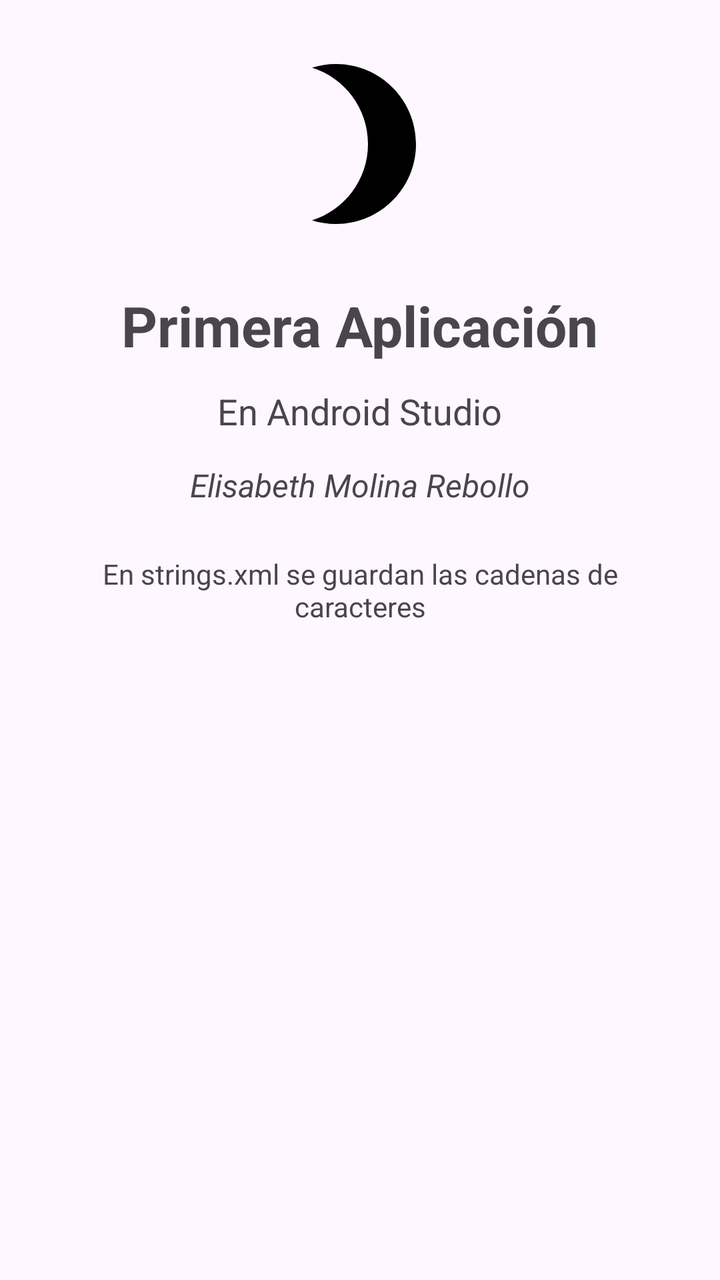
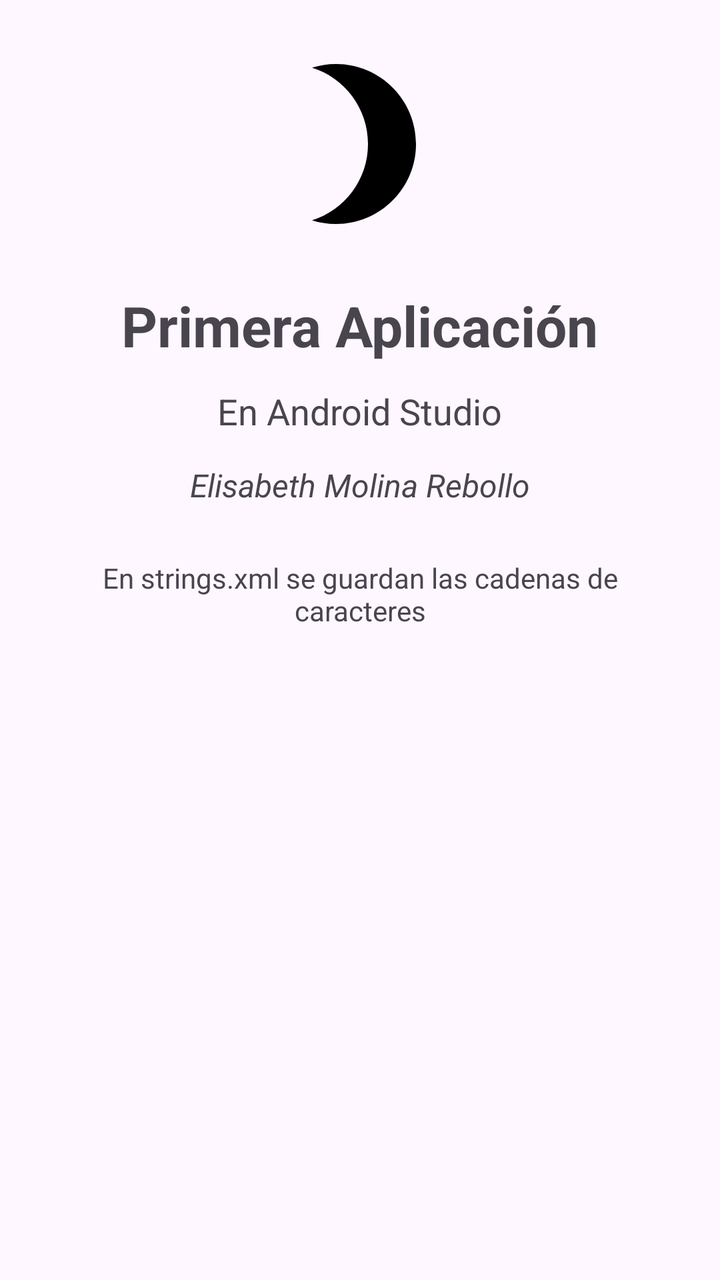

The first picture is an Android layout as it rendered before a commit; the second is the same layout after the commit. The layout source and the unified diff follow.
<!-- AndroidManifest.xml: application theme Theme.PMDM_UT1_Base -->
<!-- res/layout/activity_main.xml -->
<?xml version="1.0" encoding="utf-8"?>
<androidx.constraintlayout.widget.ConstraintLayout
    xmlns:android="http://schemas.android.com/apk/res/android"
    xmlns:app="http://schemas.android.com/apk/res-auto"
    xmlns:tools="http://schemas.android.com/tools"
    android:id="@+id/main"
    android:layout_width="match_parent"
    android:layout_height="match_parent"
    android:padding="24dp"
    tools:context=".MainActivity">

    <ImageView
        android:id="@+id/imageLogo"
        android:layout_width="96dp"
        android:layout_height="96dp"
        android:contentDescription="@string/app_name"
        android:src="@drawable/ic_logo_luna"
        app:layout_constraintBottom_toTopOf="@id/textTitulo"
        app:layout_constraintEnd_toEndOf="parent"
        app:layout_constraintStart_toStartOf="parent"
        app:layout_constraintTop_toTopOf="parent"
        app:layout_constraintVertical_chainStyle="packed" />

    <TextView
        android:id="@+id/textTitulo"
        android:layout_width="wrap_content"
        android:layout_height="wrap_content"
        android:layout_marginTop="24dp"
        android:text="@string/titulo"
        android:textSize="28sp"
        android:textStyle="bold"
        app:layout_constraintEnd_toEndOf="parent"
        app:layout_constraintStart_toStartOf="parent"
        app:layout_constraintTop_toBottomOf="@id/imageLogo" />

    <TextView
        android:id="@+id/textSubtitulo"
        android:layout_width="wrap_content"
        android:layout_height="wrap_content"
        android:layout_marginTop="12dp"
        android:text="@string/subtitulo"
        android:textSize="18sp"
        app:layout_constraintEnd_toEndOf="parent"
        app:layout_constraintStart_toStartOf="parent"
        app:layout_constraintTop_toBottomOf="@id/textTitulo" />

    <TextView
        android:id="@+id/textNombre"
        android:layout_width="wrap_content"
        android:layout_height="wrap_content"
        android:layout_marginTop="14dp"
        android:text="@string/nombre"
        android:textSize="16sp"
        android:textStyle="italic"
        app:layout_constraintEnd_toEndOf="parent"
        app:layout_constraintStart_toStartOf="parent"
        app:layout_constraintTop_toBottomOf="@id/textSubtitulo" />

    <TextView
        android:id="@+id/textDescripcion"
        android:layout_width="0dp"
        android:layout_height="wrap_content"
        android:layout_marginTop="24dp"
        android:gravity="center"
        android:text="@string/descripcion"
        app:layout_constraintEnd_toEndOf="parent"
        app:layout_constraintStart_toStartOf="parent"
        app:layout_constraintTop_toBottomOf="@id/textNombre" />

</androidx.constraintlayout.widget.ConstraintLayout>
<!-- resources referenced by this layout -->
<resources>
  <!-- drawable ic_logo_luna (drawable) -->
  <vector xmlns:android="http://schemas.android.com/apk/res/android" android:height="24dp" android:tint="#000000" android:viewportHeight="24" android:viewportWidth="24" android:width="24dp">
        
      <path android:fillColor="@android:color/white" android:pathData="M9,2c-1.05,0 -2.05,0.16 -3,0.46 4.06,1.27 7,5.06 7,9.54 0,4.48 -2.94,8.27 -7,9.54 0.95,0.3 1.95,0.46 3,0.46 5.52,0 10,-4.48 10,-10S14.52,2 9,2z"/>
      
  </vector>
  <string name="app_name">UT1 - Elisabeth Molina</string>
  <string name="descripcion">En strings.xml se guardan las cadenas de caracteres</string>
  <string name="nombre">Elisabeth Molina Rebollo</string>
  <string name="subtitulo">En Android Studio</string>
  <string name="titulo">Primera Aplicación</string>
  <style name="Theme.PMDM_UT1_Base" parent="Base.Theme.PMDM_UT1_Base" />
  <style name="Base.Theme.PMDM_UT1_Base" parent="Theme.Material3.DayNight.NoActionBar">
          
          
      </style>
</resources>

<!-- the commit's change to res/layout/activity_main.xml (unified diff, before → after) -->
@@ -60,7 +60,7 @@
         android:id="@+id/textDescripcion"
         android:layout_width="0dp"
         android:layout_height="wrap_content"
-        android:layout_marginTop="24dp"
+        android:layout_marginTop="26dp"
         android:gravity="center"
         android:text="@string/descripcion"
         app:layout_constraintEnd_toEndOf="parent"
